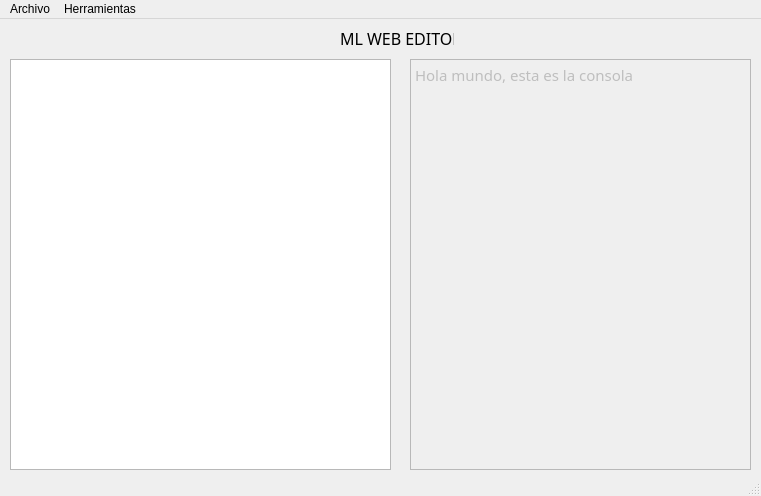
Before: the Qt Designer form Ventana.ui in jorasofra/-OLC1-P1_201612344, drawn with Qt 5.
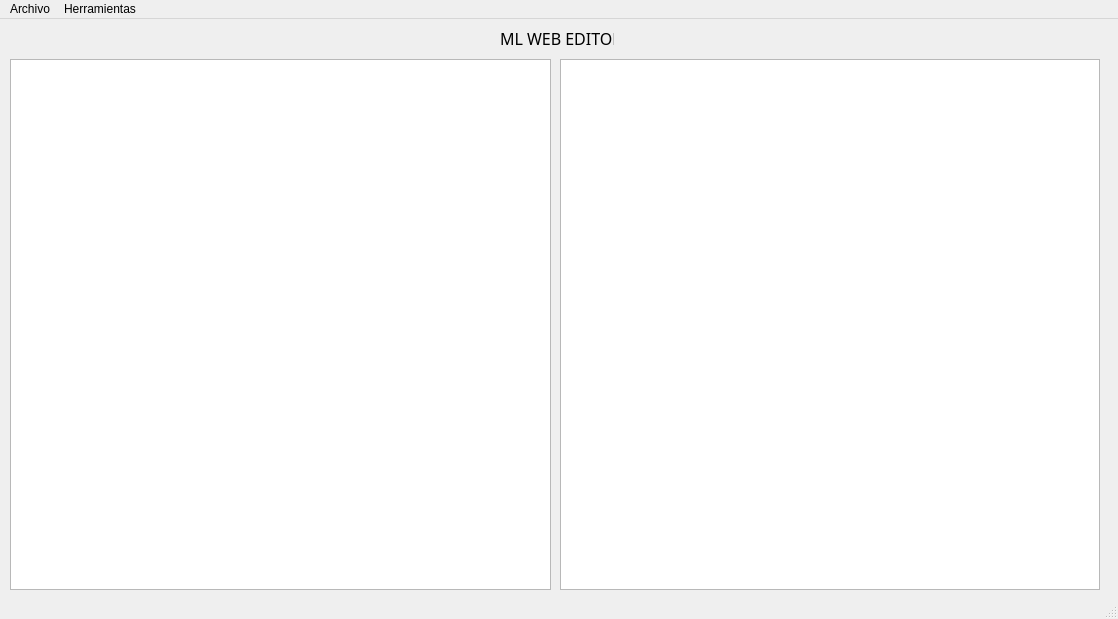
After: the same form once the commit is applied.

Commit message: Abre archivos y analiza desde ventana

What changed in the file:
```diff
--- a/Ventana.ui
+++ b/Ventana.ui
@@ -6,8 +6,8 @@
    <rect>
     <x>0</x>
     <y>0</y>
-    <width>761</width>
-    <height>496</height>
+    <width>1118</width>
+    <height>619</height>
    </rect>
   </property>
   <property name="windowTitle">
@@ -17,7 +17,7 @@
    <widget class="QLabel" name="label">
     <property name="geometry">
      <rect>
-      <x>340</x>
+      <x>500</x>
       <y>10</y>
       <width>114</width>
       <height>18</height>
@@ -41,8 +41,8 @@
      <rect>
       <x>10</x>
       <y>40</y>
-      <width>381</width>
-      <height>411</height>
+      <width>541</width>
+      <height>531</height>
      </rect>
     </property>
     <property name="font">
@@ -56,14 +56,14 @@
    </widget>
    <widget class="QPlainTextEdit" name="consola">
     <property name="enabled">
-     <bool>false</bool>
+     <bool>true</bool>
     </property>
     <property name="geometry">
      <rect>
-      <x>410</x>
+      <x>560</x>
       <y>40</y>
-      <width>341</width>
-      <height>411</height>
+      <width>540</width>
+      <height>531</height>
      </rect>
     </property>
     <property name="font">
@@ -72,8 +72,17 @@
       <pointsize>11</pointsize>
      </font>
     </property>
+    <property name="undoRedoEnabled">
+     <bool>true</bool>
+    </property>
+    <property name="readOnly">
+     <bool>true</bool>
+    </property>
     <property name="plainText">
-     <string>Hola mundo, esta es la consola</string>
+     <string/>
+    </property>
+    <property name="backgroundVisible">
+     <bool>false</bool>
     </property>
    </widget>
   </widget>
@@ -83,7 +92,7 @@
     <rect>
      <x>0</x>
      <y>0</y>
-     <width>761</width>
+     <width>1118</width>
      <height>21</height>
     </rect>
    </property>
```
The commit also changes 4 other files.
